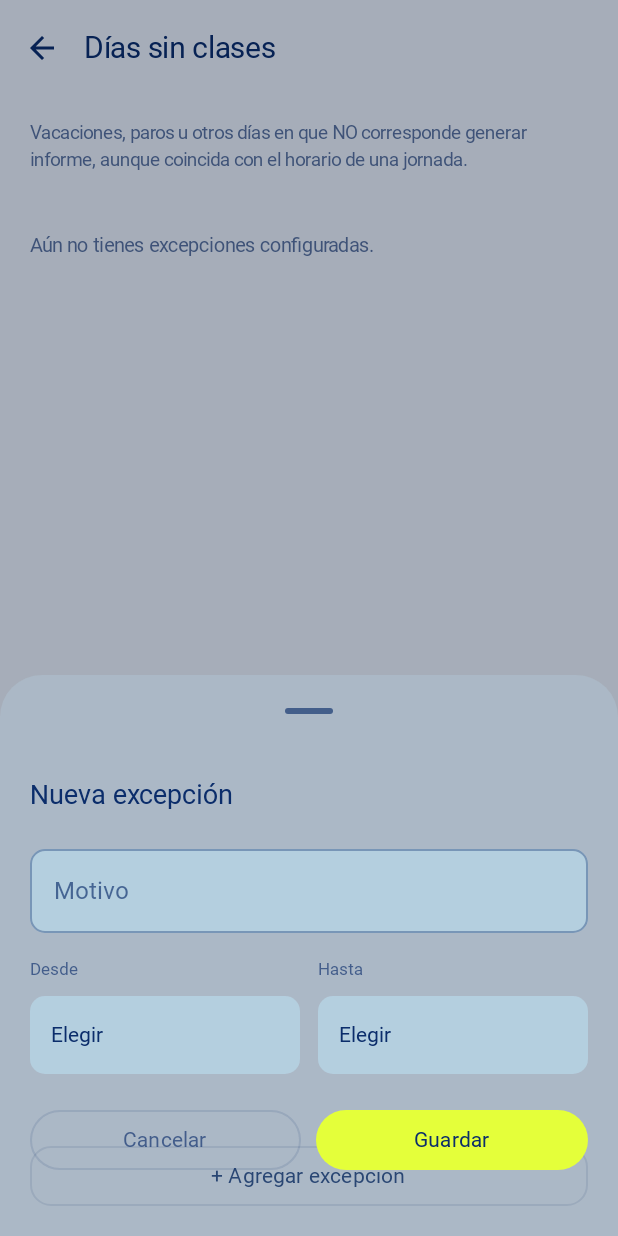
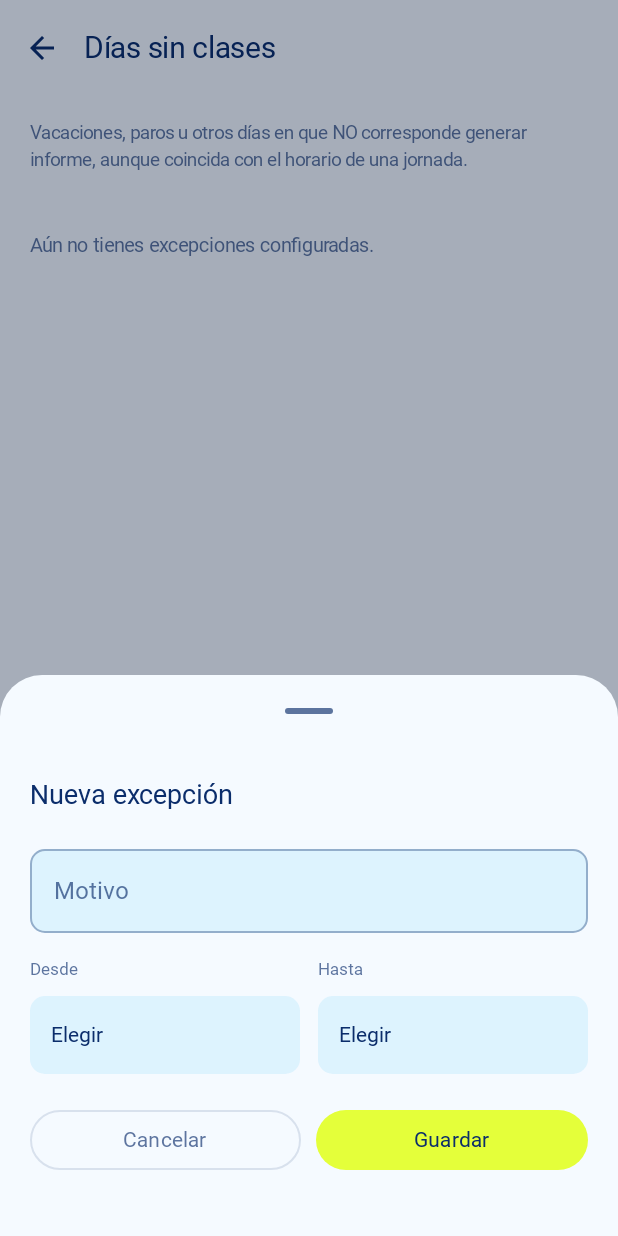
Before and after one commit to Maaty7/AV_AM_802D_G8_NEXO, an Android app built with Jetpack Compose: the ExcepcionesScreen screen opened through its navigation route, after a tap on "+ Agregar excepción", on a phone screen of 412 x 824 dp. Run offline under Robolectric (Android 15) with nearby library versions, the phone set to English and light mode, and no system bars; our stand-ins replace Room's generated code; Roboto replaces fonts that are not available here.

Commit message:
Arreglar fondo transparente en hojas y dialogos del rediseno v2
Causa: ModalBottomSheet/AlertDialog, sin containerColor explicito,
heredan por defecto colorScheme.surfaceContainerLow/surfaceContainerHigh
respectivamente. El rediseno dejo esos dos tokens con alpha bajo
(pensados para tintes sutiles de tarjetas, ej. la lista de Informes),
asi que cualquier hoja/dialogo que no fijara su propio containerColor
quedaba casi transparente.

Arreglo puntual en cada llamada (containerColor = colorScheme.surface,
opaco en ambos temas) en vez de tocar los tokens globales, para no
afectar el resto de la app que si usa esos tokens traslucidos a
proposito (tarjetas de Informes):
- Horarios: hoja "Nueva/Editar jornada" + dialogo "Eliminar jornada"
- Recreos y descansos: hoja "Nueva pausa" + dialogo "Eliminar pausa"
- Dias sin clases: hoja "Nueva excepcion" + dialogo "Eliminar excepcion"
- Detalle de informe y detalle de categoria en Estadisticas

Verificado en tema oscuro con capturas por adb (fondo solido, buen
contraste). No se pudo verificar en tema claro en el telefono de
prueba por un problema aparte del interruptor de tema, no relacionado
con este fix: el codigo resuelve el mismo colorScheme.surface para
ambos temas, por lo que la correccion es simetrica.

Co-Authored-By: Claude Sonnet 5 <noreply@anthropic.com>

```diff
--- a/Nexo_App/app/src/main/java/cl/duoc/nexo/ui/reports/InformesScreen.kt
+++ b/Nexo_App/app/src/main/java/cl/duoc/nexo/ui/reports/InformesScreen.kt
@@ -213,6 +213,7 @@ private fun verInforme(context: Context, informe: ReportEntity) {
 private fun DetalleInformeDialog(informe: ReportEntity, onDismiss: () -> Unit) {
     AlertDialog(
         onDismissRequest = onDismiss,
+        containerColor = MaterialTheme.colorScheme.surface,
         title = { Text(informe.nombreJornada) },
         text = {
             Column {
--- a/Nexo_App/app/src/main/java/cl/duoc/nexo/ui/schedule/ExcepcionesScreen.kt
+++ b/Nexo_App/app/src/main/java/cl/duoc/nexo/ui/schedule/ExcepcionesScreen.kt
@@ -166,7 +166,8 @@ fun ExcepcionesScreen(
 
         ModalBottomSheet(
             onDismissRequest = { mostrarModal = false },
-            sheetState = sheetState
+            sheetState = sheetState,
+            containerColor = MaterialTheme.colorScheme.surface
         ) {
             Column(modifier = Modifier.padding(20.dp)) {
                 Text(text = "Nueva excepción", fontFamily = NexoFuenteTitulos, fontSize = 18.sp)
@@ -236,6 +237,7 @@ fun ExcepcionesScreen(
     excepcionAEliminar?.let { excepcion ->
         AlertDialog(
             onDismissRequest = { excepcionAEliminar = null },
+            containerColor = MaterialTheme.colorScheme.surface,
             title = { Text("¿Eliminar esta excepción?") },
             text = { Text("Volverá a generarse informe normalmente en ese rango de fechas.") },
             confirmButton = {
--- a/Nexo_App/app/src/main/java/cl/duoc/nexo/ui/schedule/HorariosScreen.kt
+++ b/Nexo_App/app/src/main/java/cl/duoc/nexo/ui/schedule/HorariosScreen.kt
@@ -184,7 +184,8 @@ fun HorariosScreen(
 
         ModalBottomSheet(
             onDismissRequest = { mostrarModal = false },
-            sheetState = sheetState
+            sheetState = sheetState,
+            containerColor = MaterialTheme.colorScheme.surface
         ) {
             Column(modifier = Modifier.padding(20.dp)) {
                 Text(
@@ -344,6 +345,7 @@ fun HorariosScreen(
     jornadaAEliminar?.let { jornada ->
         AlertDialog(
             onDismissRequest = { jornadaAEliminar = null },
+            containerColor = MaterialTheme.colorScheme.surface,
             title = { Text("¿Eliminar esta jornada?") },
             text = { Text("Se cancelará su supervisión automática.") },
             confirmButton = {
--- a/Nexo_App/app/src/main/java/cl/duoc/nexo/ui/schedule/PausasJornadaScreen.kt
+++ b/Nexo_App/app/src/main/java/cl/duoc/nexo/ui/schedule/PausasJornadaScreen.kt
@@ -170,7 +170,8 @@ fun PausasJornadaScreen(
 
         ModalBottomSheet(
             onDismissRequest = { mostrarModal = false },
-            sheetState = sheetState
+            sheetState = sheetState,
+            containerColor = MaterialTheme.colorScheme.surface
         ) {
             Column(modifier = Modifier.padding(20.dp)) {
                 Text(text = "Nueva pausa", fontFamily = NexoFuenteTitulos, fontSize = 18.sp)
@@ -238,6 +239,7 @@ fun PausasJornadaScreen(
     pausaAEliminar?.let { pausa ->
         AlertDialog(
             onDismissRequest = { pausaAEliminar = null },
+            containerColor = MaterialTheme.colorScheme.surface,
             title = { Text("¿Eliminar esta pausa?") },
             text = { Text("El uso de apps en ese tramo volverá a contar en el total de la jornada.") },
             confirmButton = {
--- a/Nexo_App/app/src/main/java/cl/duoc/nexo/ui/stats/EstadisticasScreen.kt
+++ b/Nexo_App/app/src/main/java/cl/duoc/nexo/ui/stats/EstadisticasScreen.kt
@@ -325,6 +325,7 @@ private fun SeccionCategorias(categorias: Map<String, Long>, apps: List<AppUsage
 private fun DetalleCategoriaDialog(categoria: String, apps: List<AppUsageInfo>, onDismiss: () -> Unit) {
     AlertDialog(
         onDismissRequest = onDismiss,
+        containerColor = MaterialTheme.colorScheme.surface,
         title = { Text(categoria, style = MaterialTheme.typography.titleLarge) },
         text = {
             if (apps.isEmpty()) {
```
